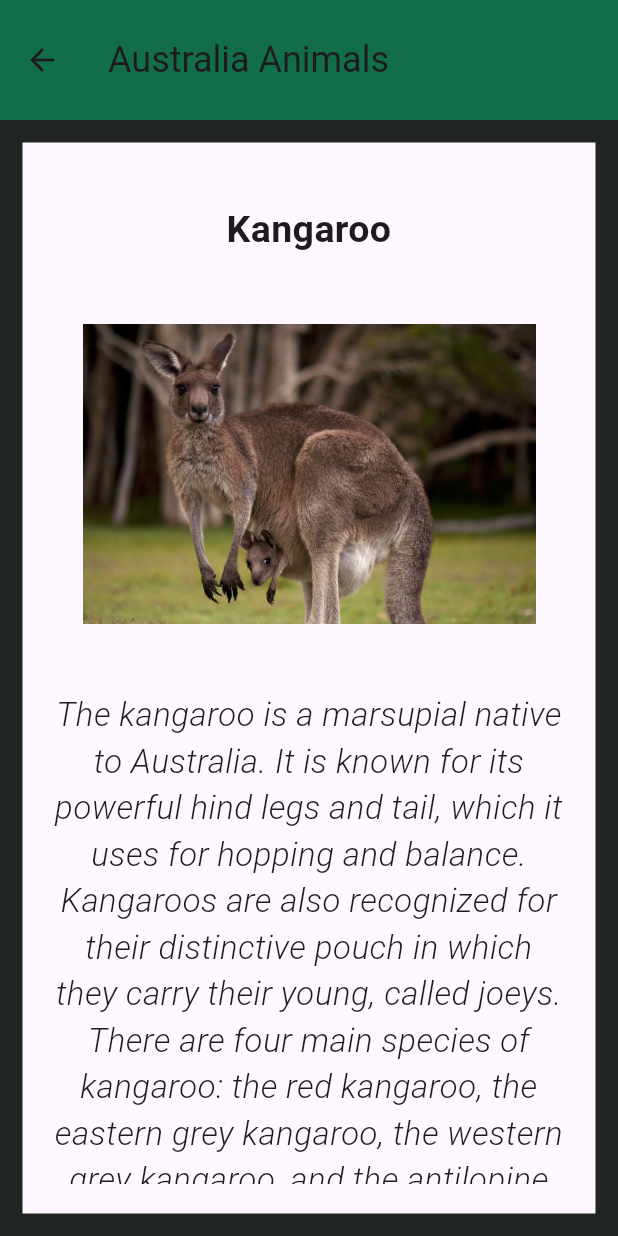
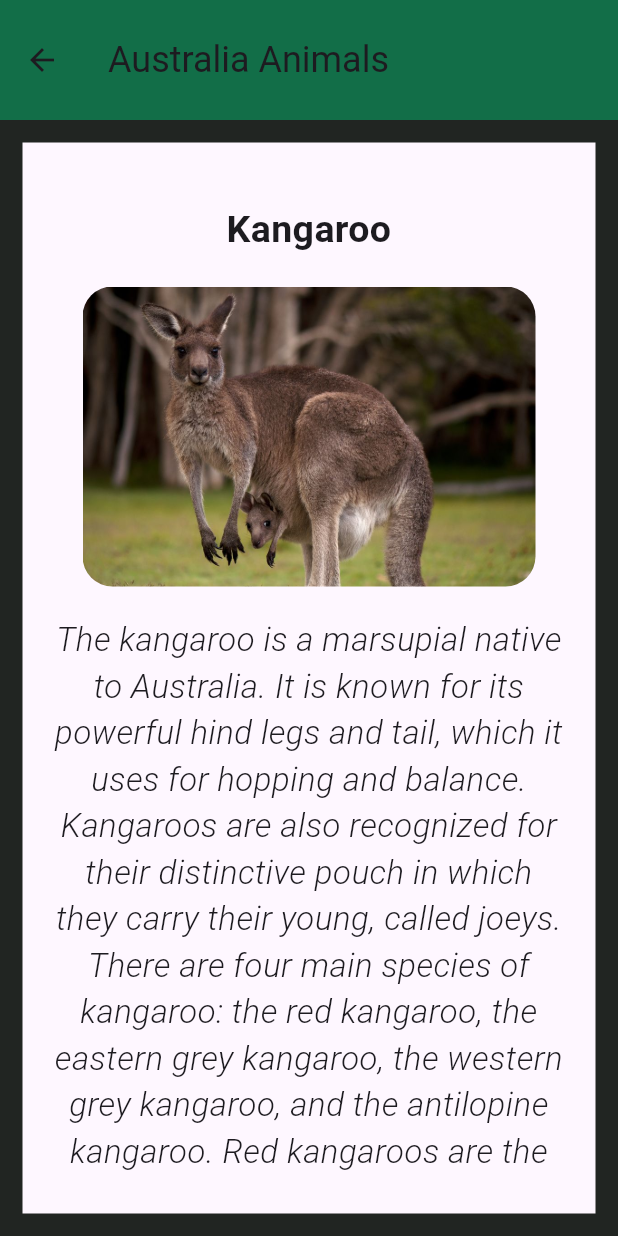
Before and after one commit to isurubandara1/Endemic_Animals_App, a Flutter app: the Australia screen opened directly, on a phone screen of 412 x 824 dp. Run offline on Flutter 3.47's test engine with Material 3 defaults, Android fonts, the phone set to English and light mode, and no system bars.

Commit message:
few changes in Australia.dart and Europe.dart file

```diff
--- a/lib/detail/Australia.dart
+++ b/lib/detail/Australia.dart
@@ -5,6 +5,7 @@ class Australia extends StatelessWidget {
   @override
   Widget build(BuildContext context) {
     return Scaffold(
+      //Appbar
       appBar: AppBar(
         toolbarHeight: 80,
         backgroundColor: Color.fromARGB(255, 18, 110, 72),
@@ -15,6 +16,8 @@ class Australia extends StatelessWidget {
           child: Icon(Icons.arrow_back),
         ),
       ),
+
+      //body
       body: Container(
         decoration: BoxDecoration(
           border: Border.all(
@@ -28,6 +31,7 @@ class Australia extends StatelessWidget {
             child: Center(
               child: Column(
                 children: [
+                  //First animal details
                   Text(
                     'Kangaroo',
                     textAlign: TextAlign.center,
@@ -38,11 +42,14 @@ class Australia extends StatelessWidget {
                   ),
                   Padding(
                     padding: const EdgeInsets.fromLTRB(20, 20, 20, 0),
+                    child: ClipRRect(
+                      borderRadius: BorderRadius.circular(20),
                       child: Image.asset(
                         'assets/Austr/au1.jpg',
                         width: double.infinity,
-                      height: 250,
-                      fit: BoxFit.fitWidth,
+                        height: 200,
+                        fit: BoxFit.cover,
+                      ),
                     ),
                   ),
                   Padding(
@@ -65,6 +72,8 @@ class Australia extends StatelessWidget {
                   SizedBox(
                     height: 30,
                   ),
+
+                  //Second animal details
                   Text(
                     'Koala',
                     textAlign: TextAlign.center,
@@ -75,11 +84,14 @@ class Australia extends StatelessWidget {
                   ),
                   Padding(
                     padding: const EdgeInsets.fromLTRB(20, 20, 20, 0),
+                    child: ClipRRect(
+                      borderRadius: BorderRadius.circular(20),
                       child: Image.asset(
                         'assets/Austr/au2.jpg',
                         width: double.infinity,
-                      height: 250,
-                      fit: BoxFit.fitWidth,
+                        height: 200,
+                        fit: BoxFit.cover,
+                      ),
                     ),
                   ),
                   Padding(
@@ -101,6 +113,8 @@ class Australia extends StatelessWidget {
                   SizedBox(
                     height: 30,
                   ),
+
+                  //Thired animal details
                   Text(
                     'Wombat',
                     textAlign: TextAlign.center,
@@ -111,11 +125,14 @@ class Australia extends StatelessWidget {
                   ),
                   Padding(
                     padding: const EdgeInsets.fromLTRB(20, 20, 20, 0),
+                    child: ClipRRect(
+                      borderRadius: BorderRadius.circular(20),
                       child: Image.asset(
                         'assets/Austr/au3.jpg',
                         width: double.infinity,
-                      height: 250,
-                      fit: BoxFit.fitWidth,
+                        height: 200,
+                        fit: BoxFit.cover,
+                      ),
                     ),
                   ),
                   Padding(
@@ -137,6 +154,8 @@ class Australia extends StatelessWidget {
                   SizedBox(
                     height: 30,
                   ),
+
+                  //Forth animal details
                   Text(
                     'Tasmanian Devil',
                     textAlign: TextAlign.center,
@@ -147,11 +166,14 @@ class Australia extends StatelessWidget {
                   ),
                   Padding(
                     padding: const EdgeInsets.fromLTRB(20, 10, 20, 0),
+                    child: ClipRRect(
+                      borderRadius: BorderRadius.circular(20),
                       child: Image.asset(
                         'assets/Austr/au4.jpg',
                         width: double.infinity,
-                      height: 250,
-                      fit: BoxFit.fitWidth,
+                        height: 200,
+                        fit: BoxFit.cover,
+                      ),
                     ),
                   ),
                   Padding(
@@ -173,6 +195,8 @@ class Australia extends StatelessWidget {
                   SizedBox(
                     height: 30,
                   ),
+
+                  //Fifth animal details
                   Text(
                     'Platypus',
                     textAlign: TextAlign.center,
@@ -183,11 +207,14 @@ class Australia extends StatelessWidget {
                   ),
                   Padding(
                     padding: const EdgeInsets.fromLTRB(20, 20, 20, 0),
+                    child: ClipRRect(
+                      borderRadius: BorderRadius.circular(20),
                       child: Image.asset(
                         'assets/Austr/au5.jpg',
                         width: double.infinity,
-                      height: 250,
-                      fit: BoxFit.fitWidth,
+                        height: 200,
+                        fit: BoxFit.cover,
+                      ),
                     ),
                   ),
                   Padding(
@@ -209,6 +236,8 @@ class Australia extends StatelessWidget {
                   SizedBox(
                     height: 30,
                   ),
+
+                  //Sixth animal details
                   Text(
                     'Emu',
                     textAlign: TextAlign.center,
@@ -219,11 +248,14 @@ class Australia extends StatelessWidget {
                   ),
                   Padding(
                     padding: const EdgeInsets.fromLTRB(20, 10, 20, 0),
+                    child: ClipRRect(
+                      borderRadius: BorderRadius.circular(20),
                       child: Image.asset(
                         'assets/Austr/au6.jpg',
                         width: double.infinity,
-                      height: 250,
-                      fit: BoxFit.fitWidth,
+                        height: 200,
+                        fit: BoxFit.cover,
+                      ),
                     ),
                   ),
                   Padding(
@@ -245,6 +277,8 @@ class Australia extends StatelessWidget {
                   SizedBox(
                     height: 30,
                   ),
+
+                  //Seventh animal details
                   Text(
                     'Kookaburra',
                     textAlign: TextAlign.center,
@@ -255,11 +289,14 @@ class Australia extends StatelessWidget {
                   ),
                   Padding(
                     padding: const EdgeInsets.fromLTRB(20, 20, 20, 0),
+                    child: ClipRRect(
+                      borderRadius: BorderRadius.circular(20),
                       child: Image.asset(
                         'assets/Austr/au7.jpg',
                         width: double.infinity,
-                      height: 250,
-                      fit: BoxFit.fitWidth,
+                        height: 200,
+                        fit: BoxFit.cover,
+                      ),
                     ),
                   ),
                   Padding(
@@ -281,6 +318,8 @@ class Australia extends StatelessWidget {
                   SizedBox(
                     height: 30,
                   ),
+
+                  //Eigth animal details
                   Text(
                     'Wallaby',
                     textAlign: TextAlign.center,
@@ -291,11 +330,14 @@ class Australia extends StatelessWidget {
                   ),
                   Padding(
                     padding: const EdgeInsets.fromLTRB(20, 20, 20, 0),
+                    child: ClipRRect(
+                      borderRadius: BorderRadius.circular(20),
                       child: Image.asset(
                         'assets/Austr/au8.png',
                         width: double.infinity,
-                      height: 250,
-                      fit: BoxFit.fitWidth,
+                        height: 200,
+                        fit: BoxFit.cover,
+                      ),
                     ),
                   ),
                   Padding(
@@ -317,6 +359,8 @@ class Australia extends StatelessWidget {
                   SizedBox(
                     height: 30,
                   ),
+
+                  //Nineth animal details
                   Text(
                     'Echidna',
                     textAlign: TextAlign.center,
@@ -327,11 +371,14 @@ class Australia extends StatelessWidget {
                   ),
                   Padding(
                     padding: const EdgeInsets.fromLTRB(20, 20, 20, 0),
+                    child: ClipRRect(
+                      borderRadius: BorderRadius.circular(20),
                       child: Image.asset(
                         'assets/Austr/au9.jpg',
                         width: double.infinity,
-                      height: 250,
-                      fit: BoxFit.fitWidth,
+                        height: 200,
+                        fit: BoxFit.cover,
+                      ),
                     ),
                   ),
                   Padding(
@@ -353,6 +400,8 @@ class Australia extends StatelessWidget {
                   SizedBox(
                     height: 30,
                   ),
+
+                  //Tenth animal details
                   Text(
                     'Quokka',
                     textAlign: TextAlign.center,
@@ -363,11 +412,14 @@ class Australia extends StatelessWidget {
                   ),
                   Padding(
                     padding: const EdgeInsets.fromLTRB(20, 20, 20, 0),
+                    child: ClipRRect(
+                      borderRadius: BorderRadius.circular(20),
                       child: Image.asset(
                         'assets/Austr/au10.jpg',
                         width: double.infinity,
-                      height: 250,
-                      fit: BoxFit.fitWidth,
+                        height: 200,
+                        fit: BoxFit.cover,
+                      ),
                     ),
                   ),
                   Padding(
--- a/lib/detail/Europe.dart
+++ b/lib/detail/Europe.dart
@@ -5,6 +5,7 @@ class Europe extends StatelessWidget {
   @override
   Widget build(BuildContext context) {
     return Scaffold(
+      //Appbar
       appBar: AppBar(
         toolbarHeight: 80,
         backgroundColor: Color.fromARGB(255, 18, 110, 72),
@@ -15,6 +16,8 @@ class Europe extends StatelessWidget {
           child: Icon(Icons.arrow_back),
         ),
       ),
+
+      //body
       body: Container(
         decoration: BoxDecoration(
           border: Border.all(
@@ -28,6 +31,7 @@ class Europe extends StatelessWidget {
             child: Center(
               child: Column(
                 children: [
+                  //First animal details
                   Text(
                     'European bison',
                     textAlign: TextAlign.center,
@@ -41,7 +45,7 @@ class Europe extends StatelessWidget {
                     child: Image.asset(
                       'assets/Euro/eu1.jpg',
                       width: double.infinity,
-                      height: 250,
+                      height: 200,
                       fit: BoxFit.fitWidth,
                     ),
                   ),
@@ -65,6 +69,8 @@ class Europe extends StatelessWidget {
                   SizedBox(
                     height: 30,
                   ),
+
+                  //Second animal details
                   Text(
                     'Iberian lynx',
                     textAlign: TextAlign.center,
@@ -78,7 +84,7 @@ class Europe extends StatelessWidget {
                     child: Image.asset(
                       'assets/Euro/eu2.jpg',
                       width: double.infinity,
-                      height: 250,
+                      height: 200,
                       fit: BoxFit.fitWidth,
                     ),
                   ),
@@ -101,6 +107,8 @@ class Europe extends StatelessWidget {
                   SizedBox(
                     height: 30,
                   ),
+
+                  //Thired animal details
                   Text(
                     'Pyrenean desman',
                     textAlign: TextAlign.center,
@@ -114,7 +122,7 @@ class Europe extends StatelessWidget {
                     child: Image.asset(
                       'assets/Euro/eu3.jpg',
                       width: double.infinity,
-                      height: 250,
+                      height: 200,
                       fit: BoxFit.fitWidth,
                     ),
                   ),
@@ -137,6 +145,8 @@ class Europe extends StatelessWidget {
                   SizedBox(
                     height: 30,
                   ),
+
+                  //Forth animal details
                   Text(
                     'Corsican red deer',
                     textAlign: TextAlign.center,
@@ -150,7 +160,7 @@ class Europe extends StatelessWidget {
                     child: Image.asset(
                       'assets/Euro/eu4.jpg',
                       width: double.infinity,
-                      height: 250,
+                      height: 200,
                       fit: BoxFit.fitWidth,
                     ),
                   ),
@@ -173,6 +183,8 @@ class Europe extends StatelessWidget {
                   SizedBox(
                     height: 30,
                   ),
+
+                  //Fifth animal details
                   Text(
                     'Sicilian shrew',
                     textAlign: TextAlign.center,
@@ -186,7 +198,7 @@ class Europe extends StatelessWidget {
                     child: Image.asset(
                       'assets/Euro/eu5.jpg',
                       width: double.infinity,
-                      height: 250,
+                      height: 200,
                       fit: BoxFit.fitWidth,
                     ),
                   ),
@@ -209,6 +221,8 @@ class Europe extends StatelessWidget {
                   SizedBox(
                     height: 30,
                   ),
+
+                  //Sixth animal details
                   Text(
                     'Balkan lynx',
                     textAlign: TextAlign.center,
@@ -222,7 +236,7 @@ class Europe extends StatelessWidget {
                     child: Image.asset(
                       'assets/Euro/eu6.jpg',
                       width: double.infinity,
-                      height: 250,
+                      height: 200,
                       fit: BoxFit.fitWidth,
                     ),
                   ),
@@ -245,6 +259,8 @@ class Europe extends StatelessWidget {
                   SizedBox(
                     height: 30,
                   ),
+
+                  //Seventh animal details
                   Text(
                     'Sardinian long-eared bat',
                     textAlign: TextAlign.center,
@@ -258,7 +274,7 @@ class Europe extends StatelessWidget {
                     child: Image.asset(
                       'assets/Euro/eu7.jpg',
                       width: double.infinity,
-                      height: 250,
+                      height: 200,
                       fit: BoxFit.fitWidth,
                     ),
                   ),
@@ -281,6 +297,8 @@ class Europe extends StatelessWidget {
                   SizedBox(
                     height: 30,
                   ),
+
+                  //Eight animal details
                   Text(
                     'Alpine ibex',
                     textAlign: TextAlign.center,
@@ -294,8 +312,8 @@ class Europe extends StatelessWidget {
                     child: Image.asset(
                       'assets/Euro/eu8.jpg',
                       width: double.infinity,
-                      height: 250,
-                      fit: BoxFit.fitWidth,
+                      height: 200,
+                      fit: BoxFit.cover,
                     ),
                   ),
                   Padding(
```
Lines whose indentation alone changed are shown as unchanged.
